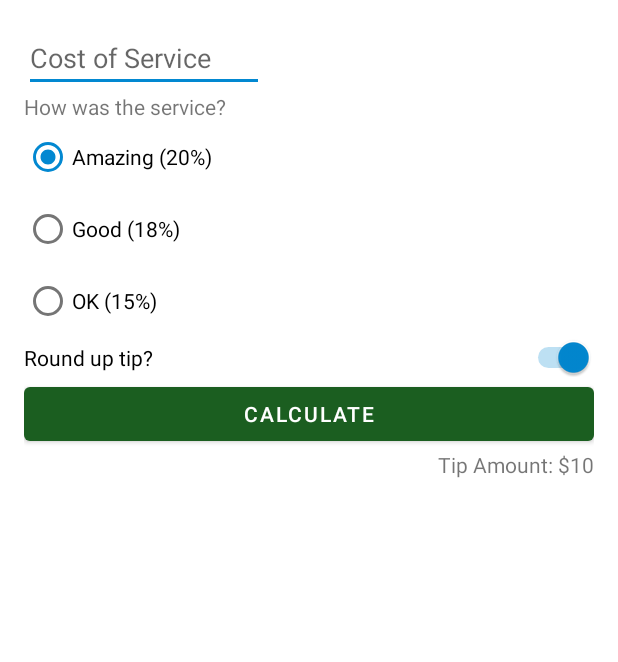
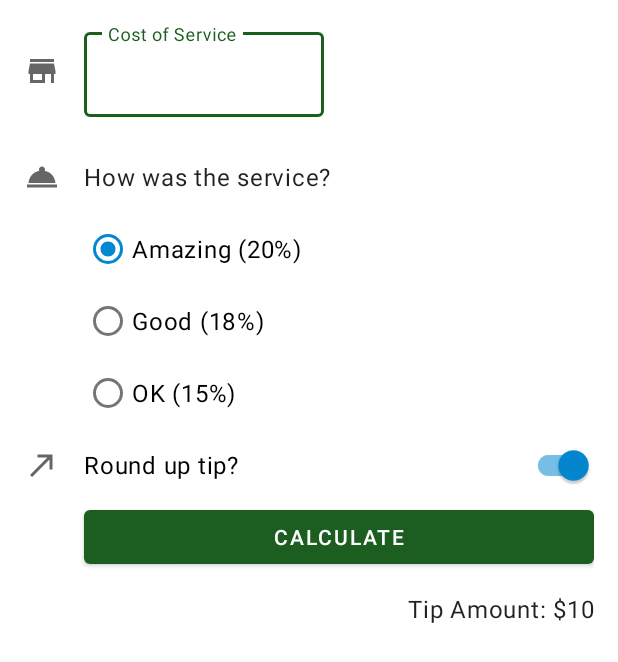
Before and after one commit to Fikialamsyah/Tip-Time, an Android app: the layout activity_main.xml on its own in the app's theme, with its tools: preview values and no code run, on a phone screen of 412 x 824 dp. Shown: the top 662 px of the screen. Run offline under Robolectric (Android 15) with nearby library versions, the phone set to English and light mode, and no system bars.

Commit message:
improve UI

```diff
--- a/app/build.gradle
+++ b/app/build.gradle
@@ -13,10 +13,11 @@ android {
 
     defaultConfig {
         applicationId "com.example.tiptime"
-        minSdkVersion 16
+        minSdkVersion 19
         targetSdkVersion 30
         versionCode 1
         versionName "1.0"
+        vectorDrawables.useSupportLibrary = true
 
         testInstrumentationRunner "androidx.test.runner.AndroidJUnitRunner"
     }
--- a/app/src/main/java/com/example/tiptime/MainActivity.kt
+++ b/app/src/main/java/com/example/tiptime/MainActivity.kt
@@ -19,7 +19,7 @@ class MainActivity : AppCompatActivity() {
     }
 
    private fun calculateTip() {
-       val stringInTextField = binding.costOfService.text.toString()
+       val stringInTextField = binding.costOfServiceEditText.text.toString()
        val cost = stringInTextField.toDoubleOrNull()
 
        // If the cost is null or 0, then display 0 tip and exit this function early.
--- /dev/null
+++ b/app/src/main/res/drawable/ic_round_up.xml
@@ -0,0 +1,10 @@
+<vector xmlns:android="http://schemas.android.com/apk/res/android"
+    android:width="24dp"
+    android:height="24dp"
+    android:viewportWidth="24"
+    android:viewportHeight="24"
+    android:tint="?attr/colorControlNormal">
+  <path
+      android:fillColor="@android:color/white"
+      android:pathData="M9,5v2h6.59L4,18.59L5.41,20L17,8.41V15h2V5H9z"/>
+</vector>
--- /dev/null
+++ b/app/src/main/res/drawable/ic_service.xml
@@ -0,0 +1,10 @@
+<vector xmlns:android="http://schemas.android.com/apk/res/android"
+    android:width="24dp"
+    android:height="24dp"
+    android:viewportWidth="24"
+    android:viewportHeight="24"
+    android:tint="?attr/colorControlNormal">
+  <path
+      android:fillColor="@android:color/white"
+      android:pathData="M2,17h20v2L2,19zM13.84,7.79c0.1,-0.24 0.16,-0.51 0.16,-0.79 0,-1.1 -0.9,-2 -2,-2s-2,0.9 -2,2c0,0.28 0.06,0.55 0.16,0.79C6.25,8.6 3.27,11.93 3,16h18c-0.27,-4.07 -3.25,-7.4 -7.16,-8.21z"/>
+</vector>
--- /dev/null
+++ b/app/src/main/res/drawable/ic_store.xml
@@ -0,0 +1,10 @@
+<vector xmlns:android="http://schemas.android.com/apk/res/android"
+    android:width="24dp"
+    android:height="24dp"
+    android:viewportWidth="24"
+    android:viewportHeight="24"
+    android:tint="?attr/colorControlNormal">
+  <path
+      android:fillColor="@android:color/white"
+      android:pathData="M20,4L4,4v2h16L20,4zM21,14v-2l-1,-5L4,7l-1,5v2h1v6h10v-6h4v6h2v-6h1zM12,18L6,18v-4h6v4z"/>
+</vector>
--- a/app/src/main/res/layout/activity_main.xml
+++ b/app/src/main/res/layout/activity_main.xml
@@ -1,28 +1,63 @@
 <?xml version="1.0" encoding="utf-8"?>
-<androidx.constraintlayout.widget.ConstraintLayout xmlns:android="http://schemas.android.com/apk/res/android"
+<ScrollView
+    xmlns:android="http://schemas.android.com/apk/res/android"
     xmlns:app="http://schemas.android.com/apk/res-auto"
     xmlns:tools="http://schemas.android.com/tools"
+    android:layout_width="match_parent"
+    android:layout_height="match_parent">
+
+    <androidx.constraintlayout.widget.ConstraintLayout
         android:layout_width="match_parent"
         android:layout_height="match_parent"
         android:padding="16dp"
         tools:context=".MainActivity">
 
-    <EditText
+        <ImageView
+            android:id="@+id/icon_cost_of_service"
+            android:layout_width="wrap_content"
+            android:layout_height="wrap_content"
+            android:importantForAccessibility="no"
+            app:layout_constraintBottom_toBottomOf="@+id/cost_of_service"
+            app:layout_constraintStart_toStartOf="parent"
+            app:layout_constraintTop_toTopOf="@+id/cost_of_service"
+            app:srcCompat="@drawable/ic_store" />
+
+        <com.google.android.material.textfield.TextInputLayout
             android:id="@+id/cost_of_service"
             android:layout_width="160dp"
             android:layout_height="wrap_content"
             android:hint="@string/cost_of_service"
-        android:inputType="numberDecimal"
+            android:layout_marginStart="16dp"
+            app:layout_constraintStart_toEndOf="@+id/icon_cost_of_service"
+            app:layout_constraintTop_toTopOf="parent">
+
+            <com.google.android.material.textfield.TextInputEditText
+                android:id="@+id/cost_of_service_edit_text"
+                android:layout_width="match_parent"
+                android:layout_height="wrap_content"
+                android:inputType="numberDecimal" />
+
+        </com.google.android.material.textfield.TextInputLayout>
+
+        <ImageView
+            android:id="@+id/imageView"
+            android:layout_width="wrap_content"
+            android:layout_height="wrap_content"
+            android:importantForAccessibility="no"
+            app:layout_constraintBottom_toBottomOf="@+id/service_question"
             app:layout_constraintStart_toStartOf="parent"
-        app:layout_constraintTop_toTopOf="parent" />
+            app:layout_constraintTop_toTopOf="@id/service_question"
+            app:srcCompat="@drawable/ic_service" />
 
         <TextView
             android:id="@+id/service_question"
             android:layout_width="wrap_content"
             android:layout_height="wrap_content"
+            android:layout_marginTop="16dp"
+            style="@style/Widget.TipTime.TextView"
             android:text="@string/how_was_the_service"
-        app:layout_constraintStart_toStartOf="parent"
-        app:layout_constraintTop_toBottomOf="@+id/cost_of_service"/>
+            app:layout_constraintStart_toStartOf="@+id/cost_of_service"
+            app:layout_constraintTop_toBottomOf="@+id/cost_of_service" />
 
         <RadioGroup
             android:id="@+id/tip_options"
@@ -30,12 +65,14 @@
             android:layout_height="wrap_content"
             android:checkedButton="@id/option_twenty_percent"
             android:orientation="vertical"
-        app:layout_constraintStart_toStartOf="parent"
+            app:layout_constraintStart_toEndOf="@+id/imageView"
+            app:layout_constraintStart_toStartOf="@id/service_question"
             app:layout_constraintTop_toBottomOf="@+id/service_question">
 
             <RadioButton
                 android:id="@+id/option_twenty_percent"
                 android:layout_width="wrap_content"
+                style="@style/Widget.TipTime.CompoundButton.RadioButton"
                 android:layout_height="wrap_content"
                 android:text="@string/amazing_20" />
 
@@ -43,40 +80,55 @@
                 android:id="@+id/option_eighteen_percent"
                 android:layout_width="wrap_content"
                 android:layout_height="wrap_content"
+                style="@style/Widget.TipTime.CompoundButton.RadioButton"
                 android:text="@string/good_18" />
 
             <RadioButton
                 android:id="@+id/option_fifteen_percent"
                 android:layout_width="wrap_content"
                 android:layout_height="wrap_content"
+                style="@style/Widget.TipTime.CompoundButton.RadioButton"
                 android:text="@string/ok_15" />
         </RadioGroup>
 
-    <Switch
+        <ImageView
+            android:id="@+id/imageView2"
+            android:layout_width="wrap_content"
+            android:layout_height="wrap_content"
+            app:layout_constraintBottom_toBottomOf="@+id/round_up_switch"
+            app:layout_constraintStart_toStartOf="parent"
+            app:layout_constraintTop_toTopOf="@+id/round_up_switch"
+            app:srcCompat="@drawable/ic_round_up" />
+
+        <com.google.android.material.switchmaterial.SwitchMaterial
             android:id="@+id/round_up_switch"
             android:layout_width="0dp"
             android:layout_height="wrap_content"
             android:checked="true"
             android:text="Round up tip?"
+            style="@style/Widget.TipTime.CompoundButton.Switch"
             app:layout_constraintEnd_toEndOf="parent"
-        app:layout_constraintStart_toStartOf="parent"
+            app:layout_constraintStart_toStartOf="@+id/tip_options"
             app:layout_constraintTop_toBottomOf="@+id/tip_options" />
+
 
         <Button
             android:id="@+id/calculate_button"
-        android:layout_width="match_parent"
+            android:layout_width="0dp"
             android:layout_height="wrap_content"
             android:text="@string/calculate"
             app:layout_constraintEnd_toEndOf="parent"
-        app:layout_constraintStart_toStartOf="parent"
+            app:layout_constraintStart_toStartOf="@+id/round_up_switch"
             app:layout_constraintTop_toBottomOf="@+id/round_up_switch" />
 
         <TextView
             android:id="@+id/tip_result"
             android:layout_width="wrap_content"
             android:layout_height="wrap_content"
-        tools:text="Tip Amount: $10"
             app:layout_constraintEnd_toEndOf="parent"
-        app:layout_constraintTop_toBottomOf="@+id/calculate_button" />
+            style="@style/Widget.TipTime.TextView"
+            app:layout_constraintTop_toBottomOf="@+id/calculate_button"
+            tools:text="Tip Amount: $10" />
 
     </androidx.constraintlayout.widget.ConstraintLayout>
+</ScrollView>
--- a/app/src/main/res/values-night/themes.xml
+++ b/app/src/main/res/values-night/themes.xml
@@ -12,5 +12,12 @@
         <!-- Status bar color. -->
         <item name="android:statusBarColor" tools:targetApi="l">?attr/colorPrimaryVariant</item>
         <!-- Customize your theme here. -->
+
+        <!-- Text input fields -->
+        <item name="textInputStyle">@style/Widget.MaterialComponents.TextInputLayout.OutlinedBox</item>
+        <!-- Radio Buttons -->
+        <item name="radioButtonStyle">@style/Widget.TipTime.CompoundButton.RadioButton</item>
+        <!-- Switches -->
+        <item name="switchStyle">@style/Widget.TipTime.CompoundButton.Switch</item>
     </style>
 </resources>
--- /dev/null
+++ b/app/src/main/res/values/styles.xml
@@ -0,0 +1,19 @@
+<?xml version="1.0" encoding="utf-8"?>
+<resources>
+    <style name="Widget.TipTime.TextView" parent="Widget.MaterialComponents.TextView">
+        <item name="android:minHeight">@dimen/min_text_height</item>
+        <item name="android:gravity">center_vertical</item>
+        <item name="android:textAppearance">?attr/textAppearanceBody1</item>
+    </style>
+    <style name="Widget.TipTime.CompoundButton.Switch" parent="Widget.MaterialComponents.CompoundButton.Switch">
+        <item name="android:minHeight">@dimen/min_text_height</item>
+        <item name="android:gravity">center_vertical</item>
+        <item name="android:textAppearance">?attr/textAppearanceBody1</item>
+    </style>
+    <style name="Widget.TipTime.CompoundButton.RadioButton" parent="Widget.MaterialComponents.CompoundButton.RadioButton">
+        <item name="paddingStart">8dp</item>
+        <item name="android:textAppearance">?attr/textAppearanceBody1</item>
+    </style>
+
+    <dimen name="min_text_height">48dp</dimen>
+</resources>
--- a/app/src/main/res/values/themes.xml
+++ b/app/src/main/res/values/themes.xml
@@ -12,5 +12,12 @@
         <!-- Status bar color. -->
         <item name="android:statusBarColor" tools:targetApi="l">?attr/colorPrimaryVariant</item>
         <!-- Customize your theme here. -->
+
+        <!-- Text input fields -->
+        <item name="textInputStyle">@style/Widget.MaterialComponents.TextInputLayout.OutlinedBox</item>
+        <!-- Radio Buttons -->
+        <item name="radioButtonStyle">@style/Widget.TipTime.CompoundButton.RadioButton</item>
+        <!-- Switches -->
+        <item name="switchStyle">@style/Widget.TipTime.CompoundButton.Switch</item>
     </style>
 </resources>
```
Lines whose indentation alone changed are shown as unchanged.
